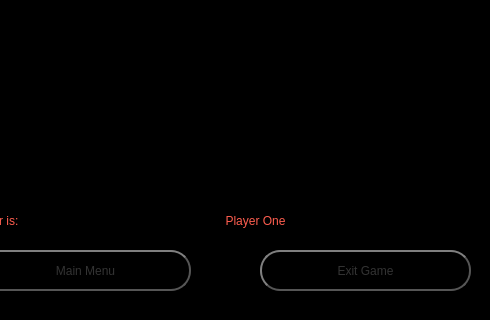
First picture: the form in FrontEndMain/FrontEndMain/winnerpage.ui, repository drewanderson17/BattleShips, before the edit; both pictures show x 310 to 800 and y 280 to 600 of the 800 by 600 pixel window.
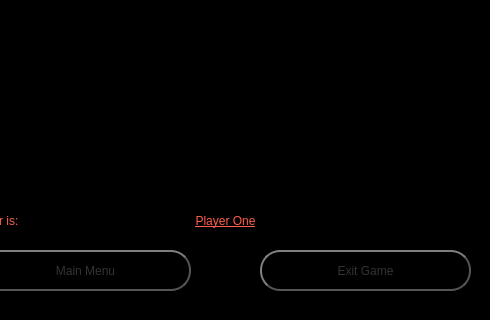
Second picture: the form after the edit. Icons and pictures are not drawn.

Commit message: - Updated UI files, mostly just font changes

```diff
--- a/FrontEndMain/FrontEndMain/winnerpage.ui
+++ b/FrontEndMain/FrontEndMain/winnerpage.ui
@@ -208,15 +208,17 @@
   <widget class="QLabel" name="winnerLabel_3">
    <property name="geometry">
     <rect>
-     <x>460</x>
+     <x>430</x>
      <y>480</y>
      <width>211</width>
      <height>41</height>
     </rect>
    </property>
    <property name="styleSheet">
-    <string notr="true">font: 75 26pt &quot;MS Shell Dlg 2&quot;;
-color: rgb(255, 94, 79);</string>
+    <string notr="true">color: rgb(255, 94, 79);
+font: 26pt &quot;Impact&quot;;
+text-decoration: underline;
+</string>
    </property>
    <property name="text">
     <string>Player One</string>
```
Left out of the diff: 13 changed lines with no effect on the pictures. The commit also changes 5 other files.
